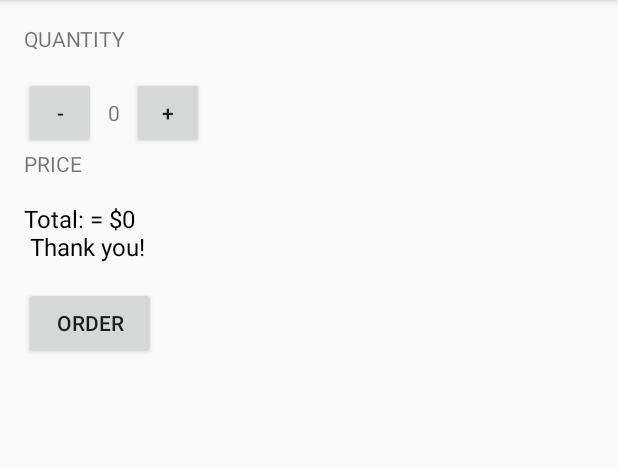
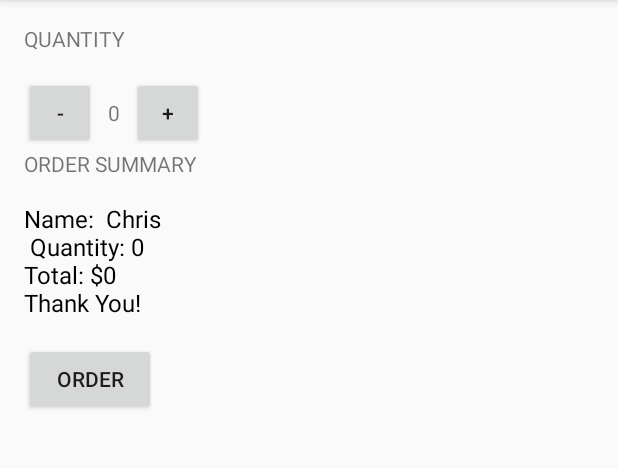
Before and after one commit to Pherlar/JustJava, an Android app: the screen it shows after launch (MainActivity), after a tap on "ORDER", on a phone screen of 412 x 824 dp, the part 84-552 px from its top. Run offline under Robolectric (Android 15) with nearby library versions, the phone set to English and light mode, and no system bars.

Commit message:
follow tutorial, add a whole bunch of methods

```diff
--- a/app/src/main/java/com/example/android/justjava/MainActivity.java
+++ b/app/src/main/java/com/example/android/justjava/MainActivity.java
@@ -32,17 +32,16 @@ public class MainActivity extends AppCompatActivity {
      * This method is called when the order button is clicked.
      */
     public void submitOrder(View view) {
-        String priceMessage = "Total: = $" + quantity*5;
-        priceMessage = priceMessage + "\n Thank you!";
-        displayMessage(priceMessage);
+        int price = calculatePrice();
+        displayMessage(createOrderSummary(quantity,price));
     }
 
     /**
      * This method displays the given text on the screen.
      */
     private void displayMessage(String message) {
-        TextView priceTextView = findViewById(R.id.price_text_view);
-        priceTextView.setText(message);
+        TextView orderSummaryTextView = findViewById(R.id.order_summary_text_view);
+        orderSummaryTextView.setText(message);
     }
 
     /**
@@ -50,7 +49,7 @@ public class MainActivity extends AppCompatActivity {
      */
     public void incrementQuantity(View view) {
         quantity =  quantity + 1;
-        display (quantity);
+        displayQuantity (quantity);
 
     }
 
@@ -60,23 +59,34 @@ public class MainActivity extends AppCompatActivity {
 
     public void decrementQuantity(View view) {
         quantity = quantity - 1;
-        display (quantity );
+        displayQuantity (quantity );
     }
 
 
     /**
      * This method displays the given quantity value on the screen.
      */
-    private void display(int number) {
+    private void displayQuantity(int number) {
         TextView quantityTextView = findViewById(R.id.quantity_text_view);
         quantityTextView.setText("" + number);
     }
 
+
     /**
-     * This method displays the given price on the screen.
+     * This method calculates the total price
      */
-    private void displayPrice(int number) {
-        TextView priceTextView = findViewById(R.id.price_text_view);
-        priceTextView.setText(NumberFormat.getCurrencyInstance().format(number));
+    private int calculatePrice (){
+        return quantity * 5;
+
     }
+
+    private String createOrderSummary (int quantity, int price){
+        String priceMessage = "Name:  Chris \n Quantity: " + quantity + "\nTotal: $" + price + "\nThank You!";
+        return priceMessage;
+
+    }
+
+
+
+
 }
--- a/app/src/main/res/layout/activity_main.xml
+++ b/app/src/main/res/layout/activity_main.xml
@@ -49,12 +49,12 @@
         android:layout_width="wrap_content"
         android:layout_height="wrap_content"
         android:layout_marginBottom="16dp"
-        android:text="Price"
+        android:text="ORDER SUMMARY"
         android:textAllCaps="true" />
 
 
     <TextView
-        android:id="@+id/price_text_view"
+        android:id="@+id/order_summary_text_view"
         android:layout_width="wrap_content"
         android:layout_height="wrap_content"
         android:layout_marginBottom="16dp"
```
